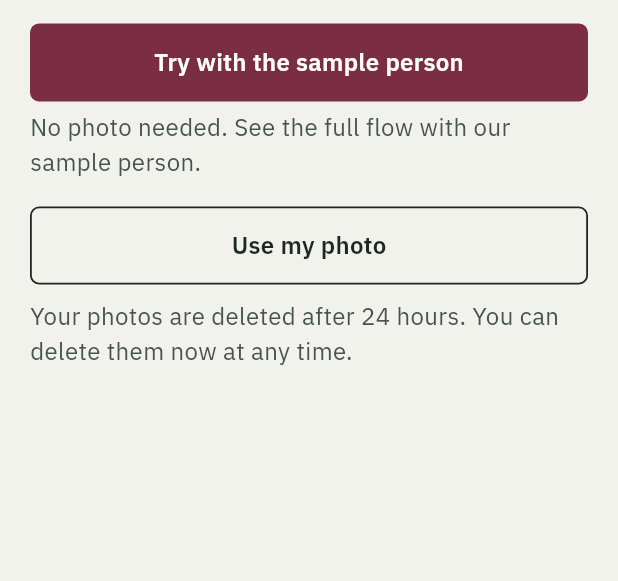
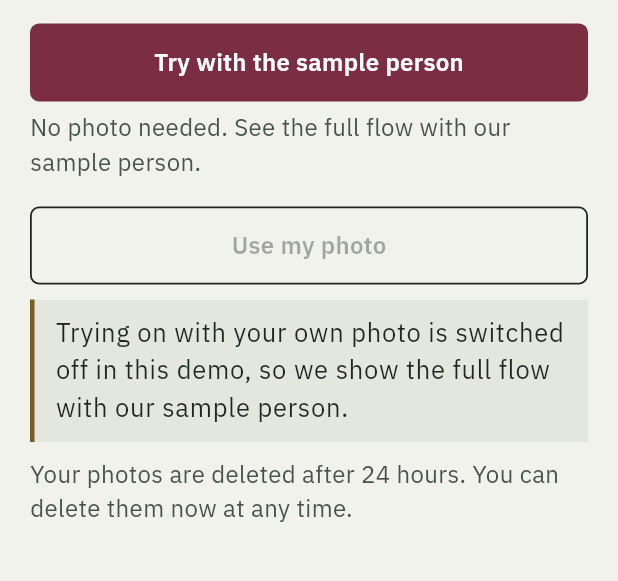
Before and after one commit to Ramy888/YouCamNewSkin-Drape, a Flutter app: the screen it shows after launch, after a tap on "Try with the sample person", on a phone screen of 412 x 824 dp, the part 542-1123 px from its top. Run offline on Flutter 3.47's test engine with Material 3 defaults, Android fonts, the phone set to English and light mode, and no system bars; our stand-ins replace web; missing offline and left inert: dart:js_interop; network calls fail.

Commit message:
App: switch off 'Use my photo' in demo mode and label sample results
In replay mode the backend never sends photos to YouCam, so an uploaded photo produced the sample person's render with no explanation. The landing now checks /health and disables the own-photo path with a reason; results shown to a non-sample session say they are the sample person.

Co-Authored-By: Claude Opus 5.5 <noreply@anthropic.com>

```diff
--- a/app/lib/api.dart
+++ b/app/lib/api.dart
@@ -226,6 +226,16 @@ class DrapeApi {
   /// Image URLs from the API are same-origin paths; make them absolute for Image.network.
   String abs(String path) => path.startsWith('http') ? path : _u(path).toString();
 
+  /// Whether live try-on with the buyer's own photo is switched on (false = demo mode, sample person only).
+  Future<bool> liveAvailable() async {
+    try {
+      final r = await _client.get(_u('/health'));
+      return (jsonDecode(r.body) as Map)['mode'] == 'live';
+    } catch (_) {
+      return false;
+    }
+  }
+
   Future<Session> createSession({required String key, String? storeOrigin, bool persona = false, String? judgeCode}) async {
     final j = await _send(_client.post(_u('/v1/sessions'),
         headers: _headers(), body: jsonEncode({'key': key, 'storeOrigin': ?storeOrigin, 'persona': persona, 'judgeCode': ?judgeCode})));
--- a/app/lib/l10n.dart
+++ b/app/lib/l10n.dart
@@ -33,6 +33,8 @@ class S {
   String get bodyTitle => _('A full-length photo', 'صورة كاملة من الرأس للقدم');
   String get bodyHint => _('Stand facing the camera, one person only, your whole body in the frame.', 'قفي مواجهة الكاميرا، شخص واحد فقط، وجسمك كله داخل الصورة.');
   String get takePhoto => _('Take or choose a photo', 'التقطي أو اختاري صورة');
+  String get liveOff => _('Trying on with your own photo is switched off in this demo, so we show the full flow with our sample person.', 'التجربة بصورتك متوقفة في النسخة التجريبية، فبنعرض لك التجربة كاملة مع الشخص النموذجي.');
+  String get sampleResult => _('This is the sample person, not you: demo mode doesn\'t use your photo.', 'دي صورة الشخص النموذجي مش صورتك: النسخة التجريبية ما بتستخدمش صورتك.');
   String get privacy => _('Your photos are deleted after 24 hours. You can delete them now at any time.', 'صورك تُحذف بعد ٢٤ ساعة، وتقدرين تحذفينها الآن في أي وقت.');
   String get tryWithout => _('Try without your photo', 'جرّبي من غير صورتك');
   String get uploading => _('Preparing your photo…', 'جارٍ تجهيز صورتك…');
--- a/app/lib/main.dart
+++ b/app/lib/main.dart
@@ -58,6 +58,7 @@ class _BuyerShellState extends State<BuyerShell> {
     super.initState();
     app.addListener(() => setState(() {}));
     app.restore();
+    app.checkLive();
   }
 
   @override
--- a/app/lib/screens/compare_screen.dart
+++ b/app/lib/screens/compare_screen.dart
@@ -26,7 +26,7 @@ class CompareScreen extends StatelessWidget {
     return DrapePage(maxWidth: 1000, children: [
       Text(s.compareTitle, style: t.headlineSmall),
       Text(p.name, style: t.bodyLarge),
-      if (note != null) ...[const SizedBox(height: 10), Notice(text: note)],
+      if (note != null) ...[const SizedBox(height: 10), Notice(text: app.session?.persona == true ? note : s.sampleResult)],
       if (pair.off == null) ...[const SizedBox(height: 10), Notice(text: s.noOffPalette)],
       const SizedBox(height: 16),
       ComparePairView(
--- a/app/lib/screens/look_screen.dart
+++ b/app/lib/screens/look_screen.dart
@@ -19,12 +19,14 @@ class LookScreen extends StatelessWidget {
     final pair = app.comparePair;
     if (ses == null || palette == null || pair == null) return const SizedBox();
     final outfit = app.tryons[pair.pick.id]?.image;
+    final showsSample = app.tryons[pair.pick.id]?.sample == true;
     final makeup = app.makeupJob;
     final makeupImage = makeup?.ok == true ? makeup!.image : null;
     final product = app.product!;
     return DrapePage(children: [
       Text(s.lookCard, style: t.headlineSmall),
       const SizedBox(height: 16),
+      if (showsSample && app.session?.persona != true) ...[Notice(text: s.sampleResult), const SizedBox(height: 16)],
       Wrap(spacing: 20, runSpacing: 20, crossAxisAlignment: WrapCrossAlignment.start, children: [
         if (outfit != null)
           SizedBox(width: 260, child: AspectRatio(aspectRatio: 3 / 4, child: Image.network(app.api.abs(outfit), fit: BoxFit.cover, alignment: Alignment.topCenter, semanticLabel: '${product.name}, ${pair.pick.name}'))),
--- a/app/lib/screens/reveal_screen.dart
+++ b/app/lib/screens/reveal_screen.dart
@@ -41,7 +41,7 @@ class RevealScreen extends StatelessWidget {
       ]),
       const SizedBox(height: 4),
       Text('${s.undertone(palette.undertone)} · ${s.contrast(palette.contrast)}', style: t.bodyLarge),
-      if (job?.sample == true && job?.note != null) ...[const SizedBox(height: 10), Notice(text: job!.note!)],
+      if (job?.sample == true && job?.note != null) ...[const SizedBox(height: 10), Notice(text: app.session?.persona == true ? job!.note! : s.sampleResult)],
       const SizedBox(height: 20),
       Wrap(alignment: WrapAlignment.center, spacing: 28, runSpacing: 20, children: [
         DrapedFace(url: face, drapeHex: best.hex, label: '${best.name} · ${s.liftsYou}'),
--- a/app/lib/screens/start_screens.dart
+++ b/app/lib/screens/start_screens.dart
@@ -25,8 +25,9 @@ class LandingScreen extends StatelessWidget {
       const SizedBox(height: 6),
       Text(s.sampleExplain, style: t.bodyMedium),
       const SizedBox(height: 18),
-      OutlinedButton(onPressed: app.busy == null ? () => app.start(persona: false) : null, child: Text(s.usePhoto)),
+      OutlinedButton(onPressed: app.busy == null && app.live == true ? () => app.start(persona: false) : null, child: Text(s.usePhoto)),
       const SizedBox(height: 10),
+      if (app.live == false) ...[Notice(text: s.liveOff), const SizedBox(height: 10)],
       Text(s.privacy, style: t.bodyMedium),
     ]);
   }
--- a/app/lib/state.dart
+++ b/app/lib/state.dart
@@ -48,6 +48,14 @@ class AppState extends ChangeNotifier {
   }
 
   FlowStep step = FlowStep.start;
+
+  /// null until /health answers. When false, "Use my photo" is switched off so nobody uploads a photo
+  /// and then sees the sample person's result.
+  bool? live;
+  Future<void> checkLive() async {
+    live = await api.liveAvailable();
+    notifyListeners();
+  }
   Session? session;
   String? busy; // progress copy shown while waiting
   String? error; // buyer-facing message (never a raw error)
```
Also changed, not shown: 3 other files.
